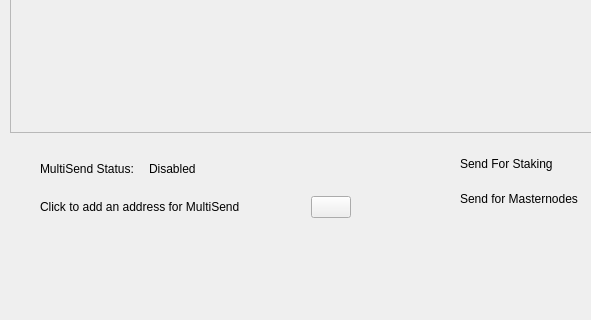
Old version of the form src/qt/forms/multisenddialog.ui in the repository SHTDJ/Bulwark; both pictures show x 0 to 591 and y 218 to 538 of the 777 by 538 pixel window.
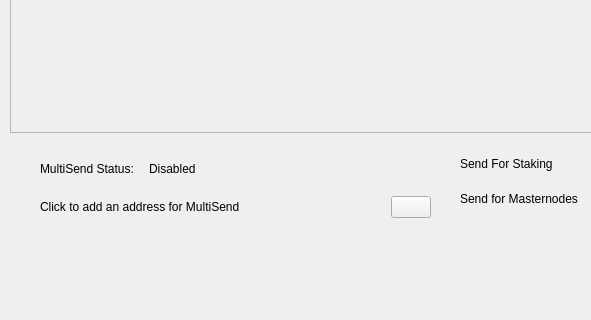
New version of the form. Icons and pictures are not drawn.

The edit to the form file:
```diff
--- a/src/qt/forms/multisenddialog.ui
+++ b/src/qt/forms/multisenddialog.ui
@@ -113,7 +113,7 @@
     <rect>
      <x>20</x>
      <y>360</y>
-     <width>351</width>
+     <width>431</width>
      <height>91</height>
     </rect>
    </property>
```
